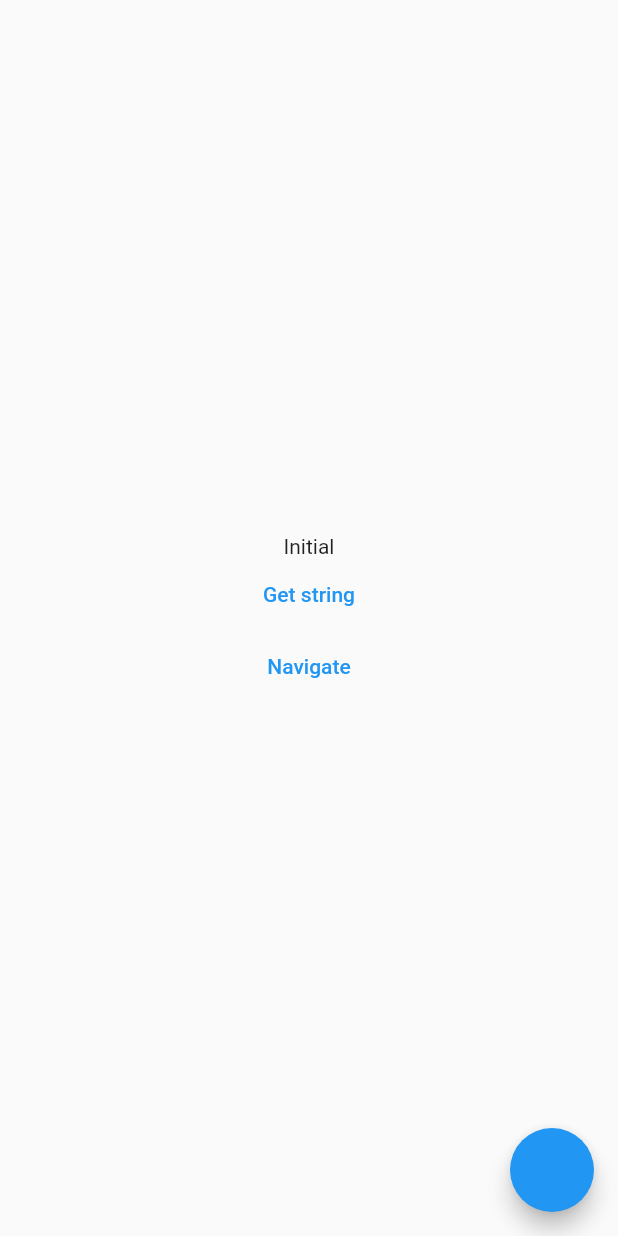
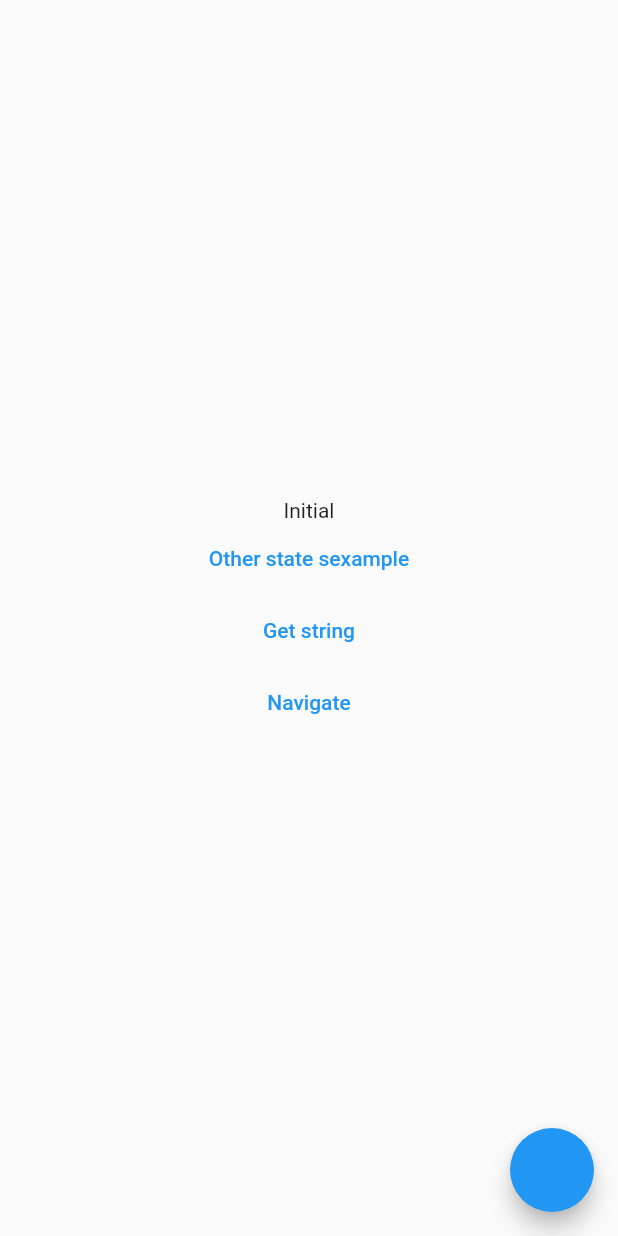
Before and after one commit to DMesek/generic_notifier, a Flutter app: the screen it shows after launch, on a phone screen of 412 x 824 dp. Run offline on Flutter 3.47's test engine with Material 2 defaults, Android fonts, the phone set to English and light mode, and no system bars; our stand-ins replace beamer, dartz, equatable, flutter_riverpod, freezed_annotation.

Commit message:
Added other state example

```diff
--- a/lib/presentation/example_page.dart
+++ b/lib/presentation/example_page.dart
@@ -20,17 +20,30 @@ class ExamplePage extends ConsumerWidget {
               state.when(
                 data: (sentence) => sentence,
                 loading: () => 'Loading',
-                other: (_) => 'Other',
+                other: (otherState) => otherState.when(
+                  empty: () => 'Empty',
+                  fetching: () => 'Fetching',
+                  customError: () => 'Custom error',
+                ),
                 initial: () => 'Initial',
                 error: (failure) => failure.toString(),
               ),
             ),
             TextButton(
-              onPressed: ref.read(exampleNotifierProvider.notifier).getSomeString,
+              onPressed: ref
+                  .read(exampleNotifierProvider.notifier)
+                  .getSomeStringWithOtherState,
+              child: const Text('Other state sexample'),
+            ),
+            TextButton(
+              onPressed:
+                  ref.read(exampleNotifierProvider.notifier).getSomeString,
               child: const Text('Get string'),
             ),
             TextButton(
-              onPressed: () => ref.read(exampleNotifierProvider.notifier).pushNamed(ExamplePage2.routeName),
+              onPressed: () => ref
+                  .read(exampleNotifierProvider.notifier)
+                  .pushNamed(ExamplePage2.routeName),
               child: const Text('Navigate'),
             ),
           ],
@@ -58,7 +71,9 @@ class ExamplePage2 extends ConsumerWidget {
             child: const Text('Go back!'),
           ),
           TextButton(
-            onPressed: () => ref.read(exampleNotifierProvider.notifier).pushNamed(ExamplePage3.routeName),
+            onPressed: () => ref
+                .read(exampleNotifierProvider.notifier)
+                .pushNamed(ExamplePage3.routeName),
             child: const Text('Navigate'),
           ),
         ],
--- a/lib/presentation/example_state_notifier.dart
+++ b/lib/presentation/example_state_notifier.dart
@@ -3,15 +3,33 @@ import 'package:reusability/data/example_repository.dart';
 import 'package:reusability/presentation/common/base_state.dart';
 import 'package:reusability/presentation/common/base_state_notifier.dart';
 
-final exampleNotifierProvider =
-    StateNotifierProvider<ExampleStateNotifier, BaseState<String, Object>>(
+final exampleNotifierProvider = StateNotifierProvider<ExampleStateNotifier,
+    BaseState<String, OtherStateExample>>(
   (ref) => ExampleStateNotifier(SentenceRepository(), ref.read),
 );
 
-class ExampleStateNotifier extends BaseStateNotifier<String, Object> {
+class ExampleStateNotifier
+    extends BaseStateNotifier<String, OtherStateExample> {
   final ExampleRepository _exampleRepository;
 
   ExampleStateNotifier(this._exampleRepository, Reader reader) : super(reader);
+
+  Future<void> getSomeStringWithOtherState() async {
+    state = const BaseState.other(OtherStateExample.fetching());
+    execute(
+      _exampleRepository.getSomeOtherString(),
+      globalLoading: true,
+      withLoadingState: false,
+      onFailureOccurred: (_) {
+        state = const BaseState.other(OtherStateExample.customError());
+        return false;
+      },
+      onDataReceived: (_) {
+        state = const BaseState.other(OtherStateExample.empty());
+        return false;
+      },
+    );
+  }
 
   Future getSomeString() => execute(
         _exampleRepository.getSomeString(),
```
Also changed, not shown: lib/presentation/common/base_state.dart (+9 -0 lines), lib/presentation/common/base_state_notifier.dart (+17 -9 lines), lib/presentation/common/base_state.freezed.dart, 1 other file.
